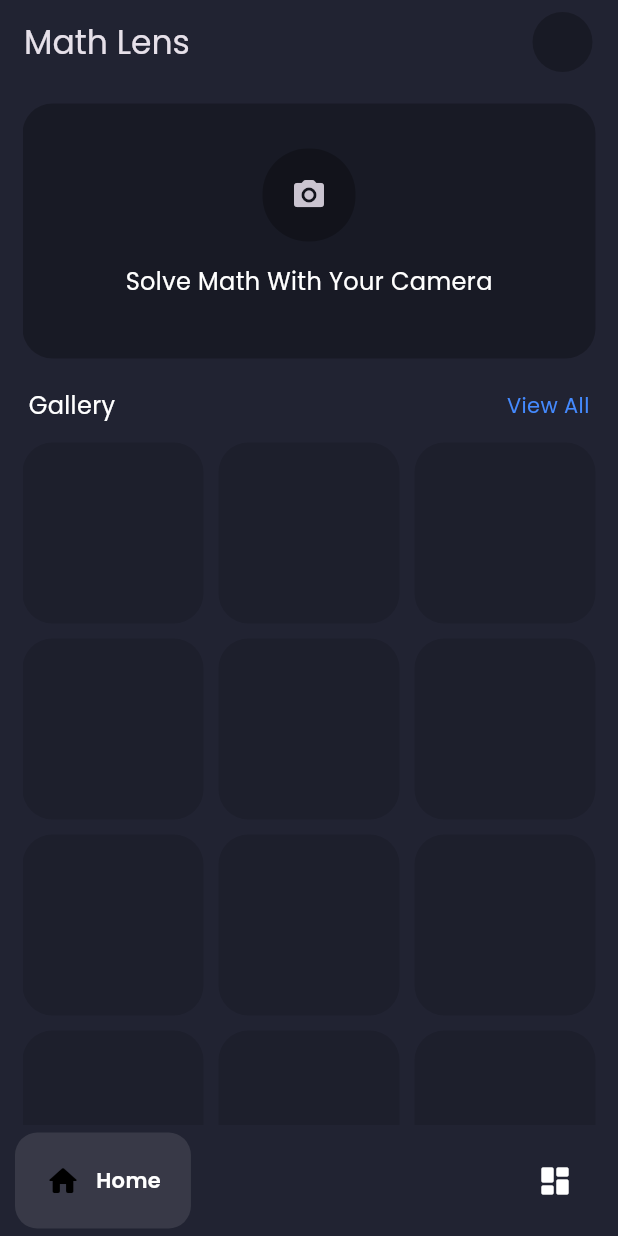
After one commit to yasindu10/Gemini-Math-Project-UI, a Flutter app: the screen it shows after launch, on a phone screen of 412 x 824 dp. The commit adds this screen. Run offline on Flutter 3.47's test engine with Material 3 defaults, Android fonts, the phone set to English and light mode, and no system bars; drawn by our look-alikes of google_nav_bar; our stand-ins replace camera, gap, google_fonts, image_cropper, loading_animation_widget; missing offline and left inert: photo_manager.

Commit message:
add file controllers

```diff
--- /dev/null
+++ b/lib/components/bottom_navigation.dart
@@ -0,0 +1,37 @@
+import 'package:google_nav_bar/google_nav_bar.dart';
+import 'package:flutter/material.dart';
+
+class CustomBottomNavbar extends StatelessWidget {
+  const CustomBottomNavbar({super.key, required this.onChanged, required this.selectedIndex,});
+
+  final Function(int value) onChanged;
+  final int selectedIndex;
+
+  @override
+  Widget build(BuildContext context) {
+    return GNav(
+      selectedIndex: selectedIndex,
+      onTabChange: onChanged,
+      color: Colors.white,
+      tabBackgroundColor: Colors.white10,
+      tabBorderRadius: 15,
+      gap: 10, // the tab button gap between icon and text
+      iconSize: 24,
+      padding: const EdgeInsets.symmetric(
+        horizontal: 20,
+        vertical: 20,
+      ), // navigation bar padding
+      tabMargin: const EdgeInsets.symmetric(horizontal: 10, vertical: 5),
+      tabs: const [
+        GButton(
+          icon: Icons.home_rounded,
+          text: 'Home',
+        ),
+        GButton(
+          icon: Icons.dashboard_rounded,
+          text: 'Dashboard',
+        ),
+      ],
+    );
+  }
+}
--- a/lib/constants/constants.dart
+++ b/lib/constants/constants.dart
@@ -1,4 +1,3 @@
-
 import 'package:flutter/material.dart';
 
 const primaryColor = Color(0xFF2697FF);
--- a/lib/main.dart
+++ b/lib/main.dart
@@ -1,18 +1,11 @@
 import 'dart:io';
 import 'package:camera/camera.dart';
 import 'package:flutter/material.dart';
+import 'package:flutter/widgets.dart';
 import 'package:google_fonts/google_fonts.dart';
 import 'package:math_ai_project/constants/constants.dart';
-import 'package:math_ai_project/pages/home_page.dart';
-
-class MyHttpOverrides extends HttpOverrides {
-  @override
-  HttpClient createHttpClient(SecurityContext? context) {
-    return super.createHttpClient(context)
-      ..badCertificateCallback =
-          (X509Certificate cert, String host, int port) => true;
-  }
-}
+import 'package:math_ai_project/helper/http_overrides.dart';
+import 'package:math_ai_project/pages/page_controller.dart';
 
 Future<void> main() async {
   HttpOverrides.global = MyHttpOverrides();
@@ -32,6 +25,7 @@ class _MyAppState extends State<MyApp> {
 
   List<CameraDescription>? cameras;
 
+  // get cameras
   Future<void> getCameras() async {
     cameras = await availableCameras();
 
@@ -83,7 +77,7 @@ class _MyAppState extends State<MyApp> {
                 color: Colors.blueAccent,
               ),
             )
-          : HomePage(
+          : CustomPageController(
               isCameraFound: controller.value.isInitialized,
               controller: controller,
             ),
--- /dev/null
+++ b/lib/pages/page_controller.dart
@@ -0,0 +1,162 @@
+import 'package:camera/camera.dart';
+import 'package:flutter/material.dart';
+import 'package:gap/gap.dart';
+import 'package:math_ai_project/components/bottom_navigation.dart';
+import 'package:math_ai_project/utils/loadings.dart';
+import 'package:math_ai_project/pages/camera_page.dart';
+import 'package:math_ai_project/components/asset_thumbnails.dart';
+import 'package:photo_manager/photo_manager.dart';
+
+class CustomPageController extends StatefulWidget {
+  const CustomPageController({
+    super.key,
+    required this.isCameraFound,
+    required this.controller,
+  });
+
+  final bool isCameraFound;
+  final CameraController controller;
+
+  @override
+  State<CustomPageController> createState() => _CustomPageControllerState();
+}
+
+class _CustomPageControllerState extends State<CustomPageController> {
+  bool _isLoading = true;
+
+  List<AssetEntity> assets = [];
+
+  Future<void> _fetchAssets() async {
+    assets = await PhotoManager.getAssetListRange(
+      start: 0,
+      end: 20,
+    );
+
+    setState(() {
+      _isLoading = false;
+    });
+  }
+
+  Future<void> getPermission() async {
+    final result = await PhotoManager.requestPermissionExtend();
+    if (result.isAuth) {
+      await _fetchAssets();
+    }
+  }
+
+  @override
+  void initState() {
+    getPermission();
+    super.initState();
+  }
+
+  @override
+  Widget build(BuildContext context) {
+    return Scaffold(
+      appBar: AppBar(
+        backgroundColor: Colors.transparent,
+        title: const Text('Math Lens'),
+        actions: [
+          Container(
+            margin: const EdgeInsets.symmetric(horizontal: 17),
+            child: const CircleAvatar(
+              backgroundColor: Colors.black26,
+            ),
+          )
+        ],
+      ),
+      body: Padding(
+        padding: const EdgeInsets.symmetric(horizontal: 15),
+        child: ListView(
+          children: [
+            const Gap(13),
+            Container(
+              padding: const EdgeInsets.symmetric(horizontal: 30, vertical: 30),
+              decoration: BoxDecoration(
+                  color: Colors.black26,
+                  borderRadius: BorderRadius.circular(20)),
+              child: Column(
+                children: [
+                  Container(
+                    padding: const EdgeInsets.all(7),
+                    decoration: BoxDecoration(
+                      borderRadius: BorderRadius.circular(30),
+                      color: Colors.black26,
+                    ),
+                    child: IconButton(
+                      onPressed: () {
+                        Navigator.push(
+                            context,
+                            MaterialPageRoute(
+                              builder: (context) =>
+                                  CameraPage(controller: widget.controller),
+                            ));
+                      },
+                      icon: const Icon(Icons.camera_alt_rounded),
+                    ),
+                  ),
+                  const Gap(15),
+                  const Text(
+                    'Solve Math With Your Camera',
+                    style: TextStyle(
+                      fontSize: 16,
+                    ),
+                  ),
+                  const Gap(10),
+                ],
+              ),
+            ),
+            const Gap(20),
+            Padding(
+              padding: const EdgeInsets.symmetric(horizontal: 4),
+              child: Row(
+                mainAxisAlignment: MainAxisAlignment.spaceBetween,
+                children: [
+                  const Text(
+                    'Gallery',
+                    style: TextStyle(
+                      fontSize: 16,
+                    ),
+                  ),
+                  GestureDetector(
+                    child: const Text(
+                      'View All',
+                      style: TextStyle(
+                        color: Colors.blueAccent,
+                      ),
+                    ),
+                  ),
+                ],
+              ),
+            ),
+            const Gap(13),
+            GridView.builder(
+              physics: const BouncingScrollPhysics(),
+              shrinkWrap: true,
+              gridDelegate: const SliverGridDelegateWithFixedCrossAxisCount(
+                crossAxisCount: 3,
+                crossAxisSpacing: 10,
+                mainAxisSpacing: 10,
+              ),
+              itemCount: _isLoading ? 12 : assets.length,
+              itemBuilder: (_, index) {
+                if (_isLoading) {
+                  return loadingWidget();
+                }
+
+                if (assets[index].type == AssetType.video) {
+                  return const SizedBox();
+                }
+                return AssetThumbnail(asset: assets[index]);
+              },
+            ),
+          ],
+        ),
+      ),
+      bottomNavigationBar: CustomBottomNavbar(
+        onChanged: (value) {},
+        selectedIndex: 0,
+      ),
+    );
+  }
+}
--- a/lib/utils/custom_dialogs.dart
+++ b/lib/utils/custom_dialogs.dart
@@ -4,7 +4,7 @@ import 'package:flutter/material.dart';
 import 'package:gap/gap.dart';
 import 'package:math_ai_project/constants/constants.dart';
 
-void showCustomBottomSheet({
+void showResultDialog({
   required BuildContext context,
   required Size size,
   required String solution,
--- a/lib/components/loadings.dart
+++ b/lib/utils/loadings.dart
@@ -10,13 +10,13 @@ Widget loadingWidget() {
   );
 }
 
-void showLoadingDialog({required BuildContext context}) {
+void showLoading({required BuildContext context}) {
   showDialog(
     barrierDismissible: false,
     context: context,
     builder: (context) => Center(
       child: LoadingAnimationWidget.halfTriangleDot(
-        color:const Color.fromARGB(255, 58, 58, 65),
+        color: const Color.fromARGB(255, 58, 58, 65),
         size: 70,
       ),
     ),
--- a/pubspec.yaml
+++ b/pubspec.yaml
@@ -44,6 +44,7 @@ dependencies:
   permission_handler: ^11.3.1
   photo_view: ^0.15.0
   loading_animation_widget: ^1.2.1
+  google_nav_bar: ^5.0.6
 
 dev_dependencies:
   flutter_test:
```
Also changed, not shown: lib/components/asset_thumbnails.dart (renamed from lib/widgets/asset_thumbnails.dart, +23 -6 lines), lib/controller/image_controller.dart (+5 -4 lines), lib/helper/http_overrides.dart (added, +11 -0 lines), lib/pages/camera_page.dart (+10 -3 lines), lib/pages/home_page.dart (deleted, +0 -157 lines), lib/utils/error_messages.dart (deleted, +0 -11 lines), lib/utils/messages.dart (added, +22 -0 lines), pubspec.lock.
